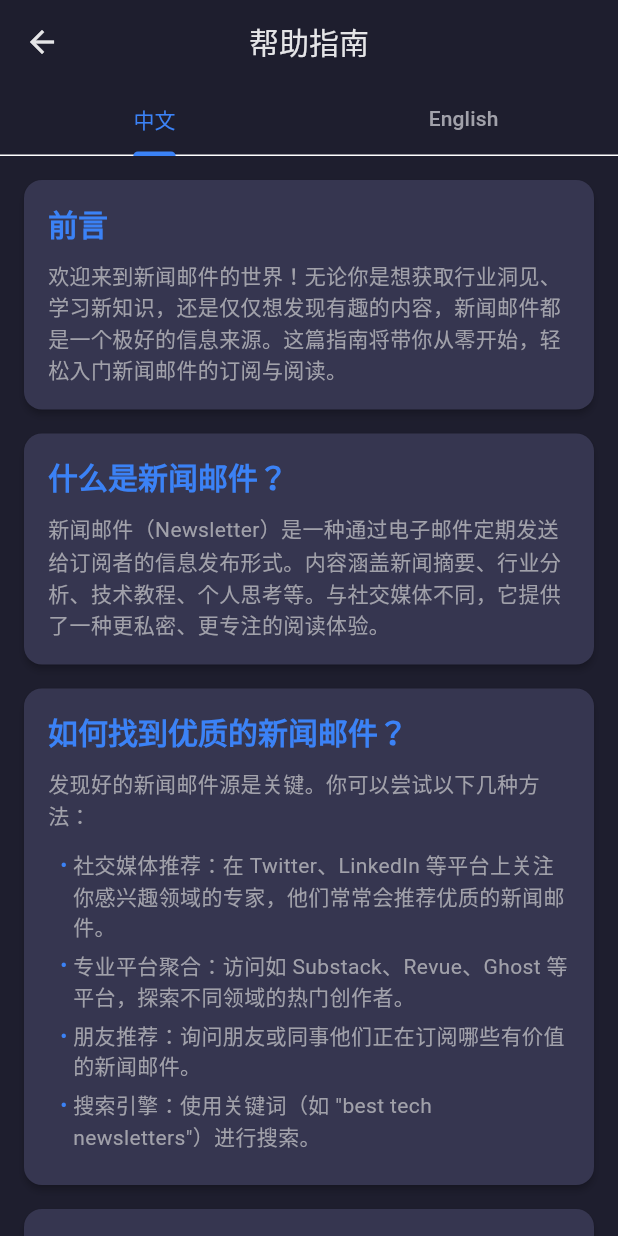
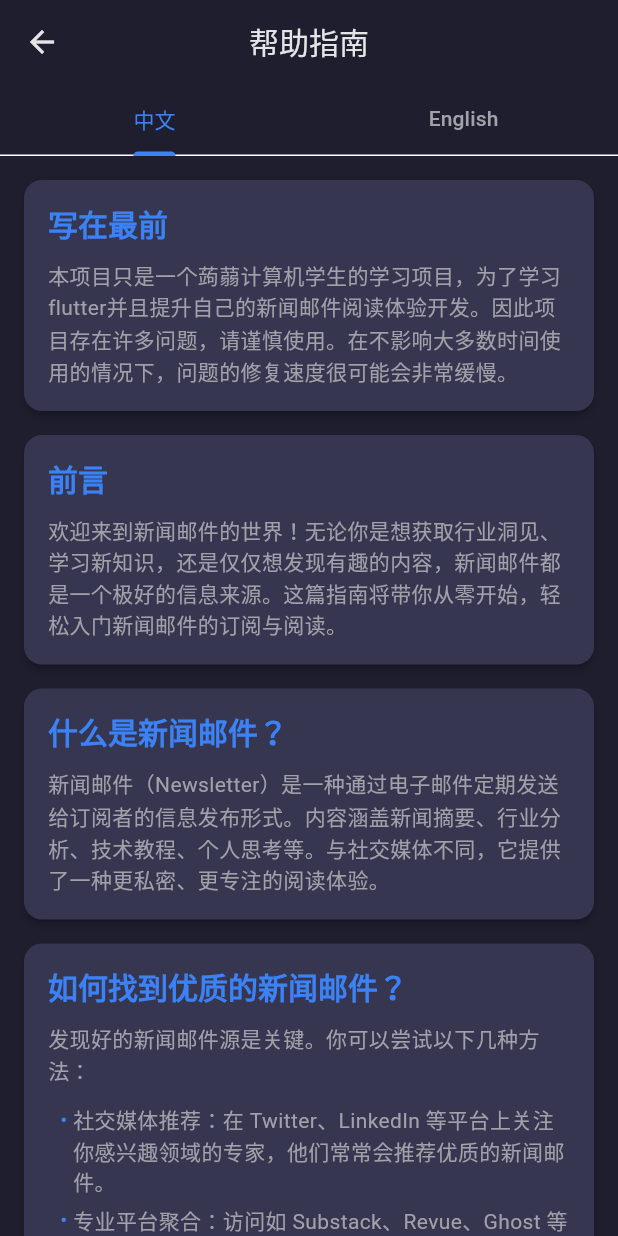
Before and after one commit to mynameisczj/news_email_reader, a Flutter app: the HelpPage screen opened directly, on a phone screen of 412 x 824 dp. Run offline on Flutter 3.47's test engine with Material 3 defaults, Android fonts, the phone set to English and light mode, and no system bars; our stand-ins replace dio, flutter_riverpod, hive_flutter, share_plus, shared_preferences, sqflite and 2 more; missing offline and left inert: enough_mail, webview_windows; accounts and stored records are empty.

Commit message:
set default whitelist, write help page and fill details

```diff
--- /dev/null
+++ b/assets/default_whitelist_rules.json
@@ -0,0 +1 @@
+{"version":"1.0","exportDate":"2025-09-03T22:50:03.667797","rules":[{"id":4,"type":"keyword","value":"新闻","description":"新闻关键词","is_active":0,"created_at":"2025-09-01T16:53:21.323162"},{"id":10,"type":"keyword","value":"news","description":"新闻关键词","is_active":0,"created_at":"2025-09-01T21:38:57.628402"},{"id":12,"type":"sender","value":"@interactive.wsj.com","description":"WSJ News","is_active":1,"created_at":"2025-09-02T17:27:14.886530"},{"id":13,"type":"sender","value":"@dowjones.com","description":"华尔街日报中文版","is_active":1,"created_at":"2025-09-02T17:27:53.893798"},{"id":14,"type":"sender","value":"@enews.zaobao.com.sg","description":"联合早报","is_active":1,"created_at":"2025-09-02T17:28:30.833491"},{"id":15,"type":"sender","value":"@stratechery.com","description":"Stratechery","is_active":1,"created_at":"2025-09-02T22:24:19.217502"},{"id":16,"type":"sender","value":"@technologyreview.com","description":"MIT Technology Review","is_active":1,"created_at":"2025-09-02T22:30:53.117090"},{"id":17,"type":"sender","value":"@mail.bloomberg.com","description":"Bloomberg","is_active":1,"created_at":"2025-09-02T22:32:20.821584"},{"id":18,"type":"sender","value":"@theinformation.com","description":"The Information","is_active":1,"created_at":"2025-09-02T22:34:35.043472"}]}
--- a/lib/core/services/email_service.dart
+++ b/lib/core/services/email_service.dart
@@ -124,7 +124,7 @@ class EmailService {
 
       // 获取服务器邮件总数，POP3 按索引 1..N
       final status = await client.status();
-      final total = status?.numberOfMessages ?? 0;
+      final total = status.numberOfMessages ?? 0;
       if (total == 0) {
         return <EmailMessage>[];
       }
--- a/lib/core/services/translation_service.dart
+++ b/lib/core/services/translation_service.dart
@@ -549,7 +549,7 @@ class TranslationService {
             contentType: 'application/json',
             validateStatus: (status) => status != null && status < 500,
             headers: {
-              'User-Agent': 'NewsEmailReader/0.6.1',
+              'User-Agent': 'NewsEmailReader/1.0.0',
             },
           ),
         );
--- a/lib/features/help/presentation/data/help_content_en.dart
+++ b/lib/features/help/presentation/data/help_content_en.dart
@@ -1,4 +1,8 @@
 const List<Map<String, dynamic>> helpContentEn = [
+  {
+    'title': 'Write at the beginning',
+    'content': 'This project is merely a learning project developed by a novice computer science student, aimed at learning Flutter and improving the experience of reading news emails. Therefore, the project has many issues; please use it with caution.',
+  },
   {
     'title': 'Foreword',
     'content': 'Welcome to the world of newsletters! Whether you want to gain industry insights, learn new knowledge, or just discover interesting content, newsletters are an excellent source of information. This guide will take you from scratch to easily get started with subscribing to and reading newsletters.',
@@ -45,20 +49,24 @@ const List<Map<String, dynamic>> helpContentEn = [
     'isFaq': true,
     'faqs': [
       {
-        'question': 'How to add an email account?',
-        'answer': 'Go to "Settings" > "Accounts", click the "Add Account" button, and then enter your email address and password (or app-specific password) as prompted.'
+        'question': 'How do I add an email account?',
+        'answer': 'Go to “Settings” > “Accounts”, click the “Add Account” button, then enter your email address and password or authorization code as prompted. We recommend using authorization codes or similar methods for better security of your email account.'
       },
       {
-        'question': 'AI summary or translation feature not working?',
-        'answer': 'Please check your network connection. If the network is fine, go to "Settings" > "AI Settings" and check if the configuration of the AI service provider is correct, especially the API key and custom API address.'
+        'question': 'Why isn’t the AI summary or translation feature working?',
+        'answer': 'Please check your network connection. If the network is fine, it’s likely because this app uses public APIs, which are free but also extremely unstable. For a better experience, go to “Settings” > “AI Settings” and input your own AI service provider configuration, including the API key and custom API URL.'
       },
       {
-        'question': 'How to set up a whitelist?',
-        'answer': 'Go to "Settings" > "Whitelist", where you can add specific sender emails or domains to ensure their emails are not filtered.'
+        'question': 'How do I set up a whitelist?',
+        'answer': 'Go to “Settings” > “Whitelist”, where you can add specific sender email addresses or domains to ensure their emails won’t be filtered out. We provide some default whitelist entries, but since everyone’s needs vary, you’ll likely need to customize the whitelist yourself.'
       },
       {
-        'question': 'Emails not syncing or not receiving new emails?',
-        'answer': 'First, please check your network connection. Second, confirm that your email configuration is correct in "Settings" > "Accounts". Finally, try pulling down to manually refresh the email list.'
+        'question': 'Emails won’t sync or I’m not receiving new emails?',
+        'answer': 'First, check your network connection. Then, verify your email configuration under “Settings” > “Accounts”. Finally, try manually pulling down to refresh the email list.'
+      },
+      {
+        'question': 'Other questions?',
+        'answer': 'This project was developed during undergraduate studies as a learning exercise and still has many imperfections. If you have any questions, feel free to submit an [issue](https://github.com/AullChen/news_email_reader/issues/new), or directly submit a [pull request](https://github.com/AullChen/news_email_reader/pulls).'
       }
     ]
   }
--- a/lib/features/help/presentation/data/help_content_zh.dart
+++ b/lib/features/help/presentation/data/help_content_zh.dart
@@ -1,4 +1,8 @@
 const List<Map<String, dynamic>> helpContentZh = [
+  {
+    'title': '写在最前',
+    'content': '本项目只是一个蒟蒻计算机学生的学习项目，为了学习flutter并且提升自己的新闻邮件阅读体验开发。因此项目存在许多问题，请谨慎使用。在不影响大多数时间使用的情况下，问题的修复速度很可能会非常缓慢。',
+  },
   {
     'title': '前言',
     'content': '欢迎来到新闻邮件的世界！无论你是想获取行业洞见、学习新知识，还是仅仅想发现有趣的内容，新闻邮件都是一个极好的信息来源。这篇指南将带你从零开始，轻松入门新闻邮件的订阅与阅读。',
@@ -46,19 +50,23 @@ const List<Map<String, dynamic>> helpContentZh = [
     'faqs': [
       {
         'question': '如何添加邮箱账户？',
-        'answer': '进入“设置” > “账户”，点击“添加账户”按钮，然后根据提示输入你的邮箱地址和密码（或应用专用密码）。'
+        'answer': '进入“设置” > “账户”，点击“添加账户”按钮，然后根据提示输入你的邮箱地址和密码或授权码。我们更推荐授权码等等方法，这对你的邮箱账户更安全。'
       },
       {
         'question': 'AI总结或翻译功能无法使用？',
-        'answer': '请检查网络连接。如果网络正常，请前往“设置” > “AI设置”，检查AI服务提供商的配置是否正确，特别是API密钥和自定义API地址。'
+        'answer': '请检查网络连接。如果网络正常，那很可能是因为本应用使用的是公开的api，它们在免费的同时也极为不稳定。如果你想要更好的使用体验，请前往“设置” > “AI设置”，录入你自己的AI服务提供商配置，包括API密钥和自定义API地址。'
       },
       {
         'question': '如何设置白名单？',
-        'answer': '进入“设置” > “白名单”，你可以添加特定的发件人邮箱或域名，确保他们的邮件不会被过滤。'
+        'answer': '进入“设置” > “白名单”，你可以添加特定的发件人邮箱或域名，确保他们的邮件不会被过滤。我们提供了一些默认的白名单，但考虑到每个人的需求不同，你大概率需要自己对白名单进行修改。'
       },
       {
         'question': '邮件无法同步或接收不到新邮件？',
         'answer': '首先，请检查你的网络连接。其次，在“设置” > “账户”中确认你的邮箱配置是否正确。最后，尝试手动下拉刷新邮件列表。'
+      },
+      {
+        'question': '还有其他问题？',
+        'answer': '本项目由大学本科在读学生课余时间为学习而开发，还有很多不完善的地方，如果你有任何疑问或者遇到任何错误，可以通过点击设置中的反馈向我的仓库提交issue，或者直接提交pull request。本项目欢迎任何人以任何形式的贡献！'
       }
     ]
   }
--- a/lib/features/home/presentation/pages/home_page.dart
+++ b/lib/features/home/presentation/pages/home_page.dart
@@ -935,7 +935,7 @@ class _HomePageState extends ConsumerState<HomePage> with TickerProviderStateMix
                   ),
                 ),
                 Text(
-                  'v0.6.1',
+                  'v1.0.0',
                   style: TextStyle(
                     color: Colors.white70,
                     fontSize: 14,
@@ -1023,7 +1023,7 @@ class _HomePageState extends ConsumerState<HomePage> with TickerProviderStateMix
     showAboutDialog(
       context: context,
       applicationName: '新闻邮件阅读器',
-      applicationVersion: '0.6.1',
+      applicationVersion: '1.0.0',
       applicationIcon: Container(
         width: 64,
         height: 64,
--- /dev/null
+++ b/lib/features/settings/presentation/pages/privacy_policy_page.dart
@@ -0,0 +1,61 @@
+import 'package:flutter/material.dart';
+
+class PrivacyPolicyPage extends StatelessWidget {
+  const PrivacyPolicyPage({super.key});
+
+  @override
+  Widget build(BuildContext context) {
+    return Scaffold(
+      appBar: AppBar(
+        title: const Text('隐私政策'),
+      ),
+      body: const SingleChildScrollView(
+        padding: EdgeInsets.all(16.0),
+        child: Text(
+          '''
+本应用尊重并保护所有使用服务用户的个人隐私权。为了给您提供更准确、更有个性化的服务，本应用会按照本隐私权政策的规定使用和披露您的个人信息。但本应用将以高度的勤勉、审慎义务对待这些信息。除本隐私权政策另有规定外，在未征得您事先许可的情况下，本应用不会将这些信息对外披露或向第三方提供。本应用会不时更新本隐私权政策。 您在同意本应用服务使用协议之时，即视为您已经同意本隐私权政策全部内容。本隐私权政策属于本应用服务使用协议不可分割的一部分。
+
+！！！本隐私声明由AI生成！！！
+
+1. 适用范围
+a) 在您注册本应用帐号时，您根据本应用要求提供的个人注册信息；
+b) 在您使用本应用网络服务，或访问本应用平台网页时，本应用自动接收并记录的您的浏览器和计算机上的信息，包括但不限于您的IP地址、浏览器的类型、使用的语言、访问日期和时间、软硬件特征信息及您需求的网页记录等数据；
+c) 本应用通过合法途径从商业伙伴处取得的用户个人数据。
+
+您了解并同意，以下信息不适用本隐私权政策：
+a) 您在使用本应用平台提供的搜索服务时输入的关键字信息；
+b) 本应用收集到的您在本应用发布的有关信息数据，包括但不限于参与活动、成交信息及评价详情；
+c) 违反法律规定或违反本应用规则行为及本应用已对您采取的措施。
+
+2. 信息使用
+a) 本应用不会向任何无关第三方提供、出售、出租、分享或交易您的个人信息，除非事先得到您的许可，或该第三方和本应用（含本应用关联公司）单独或共同为您提供服务，且在该服务结束后，其将被禁止访问包括其以前能够访问的所有这些资料。
+b) 本应用亦不允许任何第三方以任何手段收集、编辑、出售或者无偿传播您的个人信息。任何本应用平台用户如从事上述活动，一经发现，本应用有权立即终止与该用户的服务协议。
+c) 为服务用户的目的，本应用可能通过使用您的个人信息，向您提供您感兴趣的信息，包括但不限于向您发出产品和服务信息，或者与本应用合作伙伴共享信息以便他们向您发送有关其产品和服务的信息（后者需要您的事先同意）。
+
+3. 信息披露
+在如下情况下，本应用将依据您的个人意愿或法律的规定全部或部分的披露您的个人信息：
+a) 经您事先同意，向第三方披露；
+b) 为提供您所要求的产品和服务，而必须和第三方分享您的个人信息；
+c) 根据法律的有关规定，或者行政或司法机构的要求，向第三方或者行政、司法机构披露；
+d) 如您出现违反中国有关法律、法规或者本应用服务协议或相关规则的情况，需要向第三方披露；
+e) 如您是适格的知识产权投诉人并已提起投诉，应被投诉人要求，向被投诉人披露，以便双方处理可能的权利纠纷；
+f) 在本应用平台上创建的某一交易中，如交易任何一方履行或部分履行了交易义务并提出信息披露请求的，本应用有权决定向该用户提供其交易对方的联络方式等必要信息，以促成交易的完成或纠纷的解决。
+g) 其它本应用根据法律、法规或者网站政策认为合适的披露。
+
+4. 信息存储和交换
+本应用收集的有关您的信息和资料将保存在本应用及（或）其关联公司的服务器上，这些信息和资料可能传送至您所在国家、地区或本应用收集信息和资料所在地的境外并在境外被访问、存储和展示。
+
+5. Cookie的使用
+a) 在您未拒绝接受cookies的情况下，本应用会在您的计算机上设定或取用cookies，以便您能登录或使用依赖于cookies的本应用平台服务或功能。本应用使用cookies可为您提供更加周到的个性化服务，包括推广服务。
+b) 您有权选择接受或拒绝接受cookies。您可以通过修改浏览器设置的方式拒绝接受cookies。但如果您选择拒绝接受cookies，则您可能无法登录或使用依赖于cookies的本应用网络服务或功能。
+c) 通过本应用所设cookies所取得的有关信息，将适用本政策。
+
+6. 信息安全
+a) 本应用帐号均有安全保护功能，请妥善保管您的用户名及密码信息。本应用将通过对用户密码进行加密等安全措施确保您的信息不丢失，不被滥用和变造。尽管有前述安全措施，但同时也请您注意在信息网络上不存在“完善的安全措施”。
+b) 在使用本应用网络服务进行网上交易时，您不可避免的要向交易对方或潜在的交易对方披露自己的个人信息，如联络方式或者邮政地址。请您妥善保护自己的个人信息，仅在必要的情形下向他人提供。如您发现自己的个人信息泄密，尤其是本应用用户名及密码发生泄露，请您立即联络本应用客服，以便本应用采取相应措施。
+          ''',
+        ),
+      ),
+    );
+  }
+}
```
Also changed, not shown: lib/core/services/whitelist_service.dart (+28 -1 lines), lib/features/settings/presentation/pages/settings_page.dart (+28 -7 lines), pubspec.yaml (+14 -1 lines), assets/app_icon.png (added), pubspec.lock, 29 other files.
